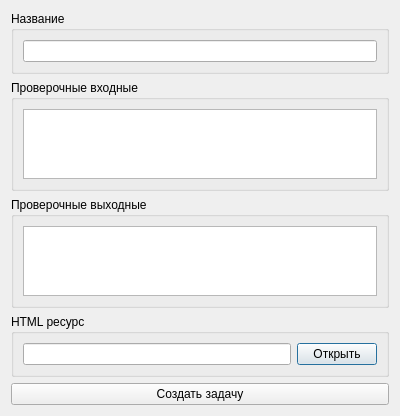
AlexKiselev97/learn_pascal, file source/createtaskdialog.ui: the form before one commit.
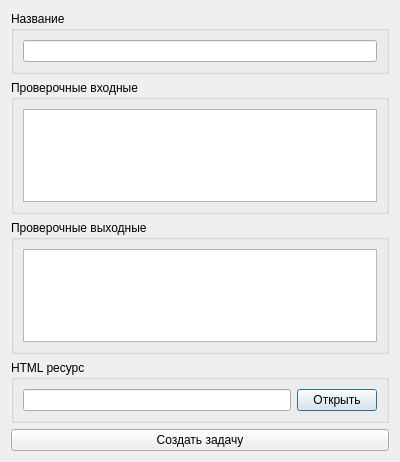
The form after the commit.

Patch:
```diff
--- a/source/createtaskdialog.ui
+++ b/source/createtaskdialog.ui
@@ -7,7 +7,7 @@
     <x>0</x>
     <y>0</y>
     <width>400</width>
-    <height>382</height>
+    <height>462</height>
    </rect>
   </property>
   <property name="windowTitle">
```
Left out of the diff: 11 changed lines with no effect on the pictures.
